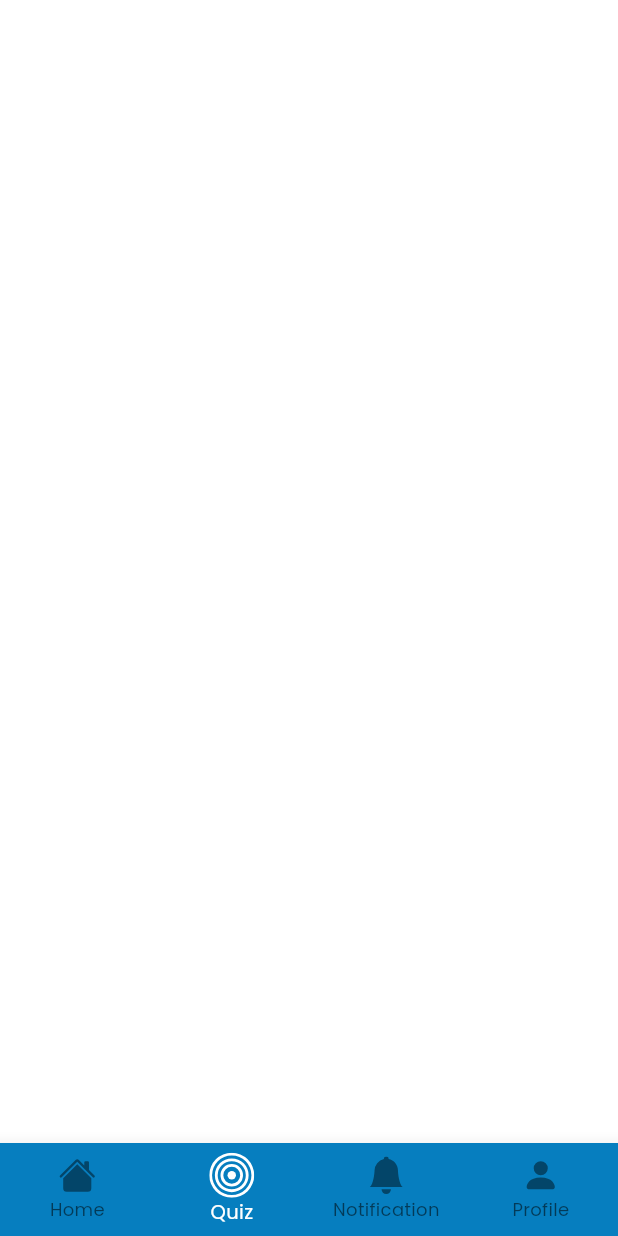
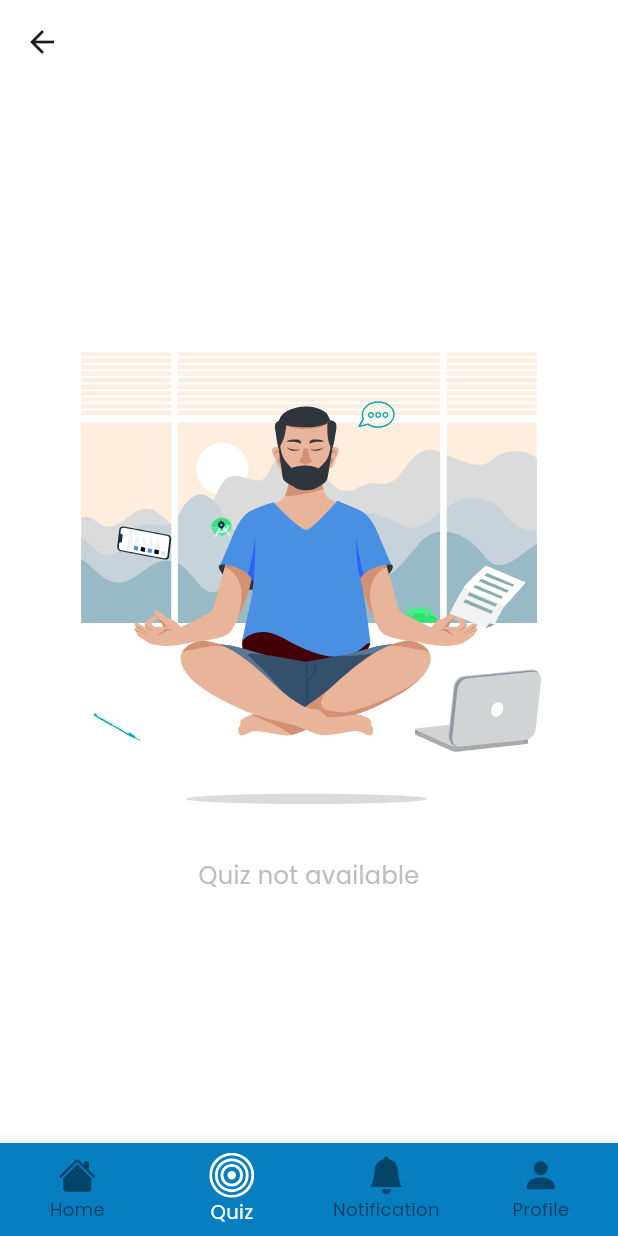
Before and after one commit to banulaperera/Intellectia-Mobile-App-SDGP, a Flutter app: the ScoreScreen screen opened directly, after a tap on the "arrow back" icon, on a phone screen of 412 x 824 dp. Run offline on Flutter 3.47's test engine with Material 3 defaults, Android fonts, the phone set to English and light mode, and no system bars; our stand-ins replace bootstrap_icons, carousel_slider, fl_chart, flutter_local_notifications, flutter_slidable, get and 5 more; missing offline and left inert: cron; accounts and stored records are empty; project files that could hold a hidden picture were left out.

```diff
--- a/client/lib/screens/quiz/score/score_screen.dart
+++ b/client/lib/screens/quiz/score/score_screen.dart
@@ -1,13 +1,31 @@
 import 'package:client/constants.dart';
 import 'package:client/controllers/question_controller.dart';
+import 'package:client/util/local_storage.dart';
 import 'package:flutter/material.dart';
 import 'package:get/get.dart';
 import 'package:lottie/lottie.dart';
 
 import '../../navigation_bar.dart';
 
-class ScoreScreen extends StatelessWidget {
+class ScoreScreen extends StatefulWidget {
   const ScoreScreen({super.key});
+  @override
+  State<ScoreScreen> createState() => _ScoreScreenState();
+}
+
+
+
+class _ScoreScreenState extends State<ScoreScreen> {
+
+  @override
+  initState(){
+    setQuizStatus();
+    super.initState();
+  }
+
+  setQuizStatus() async {
+    await LocalStorage().setQuizPageStatus(false);
+  }
 
   @override
   Widget build(BuildContext context) {
@@ -18,7 +36,11 @@ class ScoreScreen extends StatelessWidget {
         backgroundColor: Colors.transparent,
         leading: IconButton(
             icon: const Icon(Icons.arrow_back, color: Colors.black),
-            onPressed: () => Get.to(() => const BottomNavigation(1))),
+            onPressed: () {
+               Get.to(() => const BottomNavigation(1));
+            }
+
+        ),
       ),
       body: Center(
         child: Column(
--- a/client/lib/screens/quiz/welcome/welcome_screen.dart
+++ b/client/lib/screens/quiz/welcome/welcome_screen.dart
@@ -1,16 +1,69 @@
 import 'package:client/screens/quiz/question_screen.dart';
+import 'package:client/util/local_storage.dart';
 import 'package:flutter/material.dart';
 import 'package:client/constants.dart';
 import 'package:get/get.dart';
 import 'package:lottie/lottie.dart';
 
-class WelcomeScreen extends StatelessWidget {
+class WelcomeScreen extends StatefulWidget {
+
   const WelcomeScreen({super.key});
 
   @override
+  State<WelcomeScreen> createState() => _WelcomeScreenState();
+}
+
+class _WelcomeScreenState extends State<WelcomeScreen> {
+  bool pageStatus=false;
+
+  @override
+  initState(){
+    setPageStatus();
+    super.initState();
+  }
+
+  setPageStatus() async {
+    final status=await LocalStorage().getQuizPageStatus();
+    setState(() {
+      pageStatus=status;
+    });
+  }
+
+  @override
   Widget build(BuildContext context) {
-    return Scaffold(
-      body:true ? null :Stack(
+    return !pageStatus ?
+    Scaffold(
+      appBar: AppBar(
+        backgroundColor: Colors.transparent,
+        elevation: 0,
+      ),
+      body: Center(
+        child: Column(
+          mainAxisAlignment: MainAxisAlignment.center,
+          children: <Widget>[
+            Lottie.asset(
+              'animations/Animation - 1710415777357.json',
+              height: 350,
+              reverse: true,
+              repeat: true,
+              animate: true,
+            ),
+            Padding(
+              padding: const EdgeInsets.all(10),
+              child: Text(
+                textAlign: TextAlign.center,
+                'Quiz not available',
+                style: TextStyle(
+                  color: Colors.grey.shade400,
+                  fontSize: 16,
+                ),
+              ),
+            ),
+          ],
+        ),
+      ),
+    ):Scaffold(
+      body:Stack(
         children: [
           SafeArea(
             child: Padding(
@@ -30,7 +83,9 @@ class WelcomeScreen extends StatelessWidget {
                     ),
                     const Spacer(), // 1/6
                     InkWell(
-                      onTap: () => Get.to(() => const QuizScreen()),
+                      onTap: () {
+                      if(pageStatus) Get.to(() => const QuizScreen());
+                      },
                       child: Container(
                         width: 300,
                         alignment: Alignment.center,
--- a/client/lib/util/cron_job_util.dart
+++ b/client/lib/util/cron_job_util.dart
@@ -25,7 +25,7 @@ class CronJobService {
    addQuizSchedule(String time,moduleName){
     quizCronJob=Cron();
     scheduledModuleName=moduleName;
-    quizCronJob.schedule(Schedule.parse(time), () => null);
+    quizCronJob.schedule(Schedule.parse(time), () async =>await NotificationService().showQuizNotification(moduleName));
    }
 
 
--- a/client/lib/util/local_storage.dart
+++ b/client/lib/util/local_storage.dart
@@ -82,4 +82,13 @@ class LocalStorage{
     return sharedPreferences.getBool("quizNotificationStatus") ?? false;
   }
 
+  Future<bool> getQuizPageStatus() async{
+    final sharedPreferences = await SharedPreferences.getInstance();
+    return sharedPreferences.getBool("quizPageStatus") ?? false;
+  }
+
+  Future<void> setQuizPageStatus(bool status) async{
+    final sharedPreferences = await SharedPreferences.getInstance();
+    sharedPreferences.setBool("quizPageStatus",status);
+  }
 }
--- a/client/lib/util/notification_service.dart
+++ b/client/lib/util/notification_service.dart
@@ -26,6 +26,32 @@ class NotificationService {
     await _flutterLocalNotificationsPlugin.show(
         0, title, body, notificationDetails);
   }
+
+  showQuizNotification(String moduleName) async {
+    if(await localStorage.getQuizNotificationStatus()){
+      String title = 'Quiz !!!! ..';
+      String body = 'Your Quiz on $moduleName is available.Please Take the quiz..';
+      var notificationM = NotificationM(
+          title: title, body: body, type: "quiz", date: DateTime.now());
+
+      await NotificationRepository().addNotification(notificationM);
+
+      const AndroidNotificationDetails androidNotificationDetails =
+      AndroidNotificationDetails(
+        "channel-1",
+        "quiz notification",
+        importance: Importance.max,
+        priority: Priority.max,
+        largeIcon: DrawableResourceAndroidBitmap('@mipmap/target'),
+      );
+      _showNotification(title, body, androidNotificationDetails);
+      LocalStorage().setQuizPageStatus(true);
+    }
+
+  }
+
+
+
 
   showRankNotification(int newLevel) async {
     if(await localStorage.getRankNotificationStatus()){
```
Also changed, not shown: client/lib/controllers/question_controller.dart (+10 -0 lines), 5 other files.
